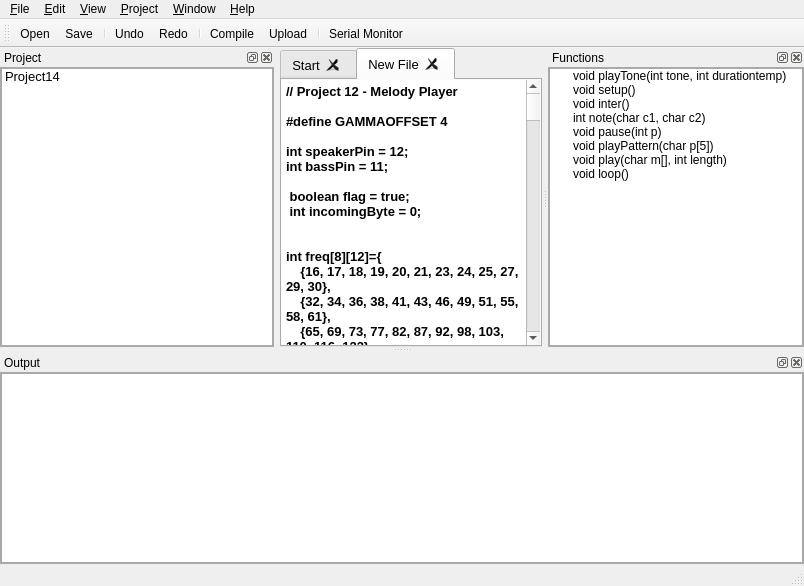
First picture: the form in mainwindow.ui, repository dzeban/reduino, before the edit.
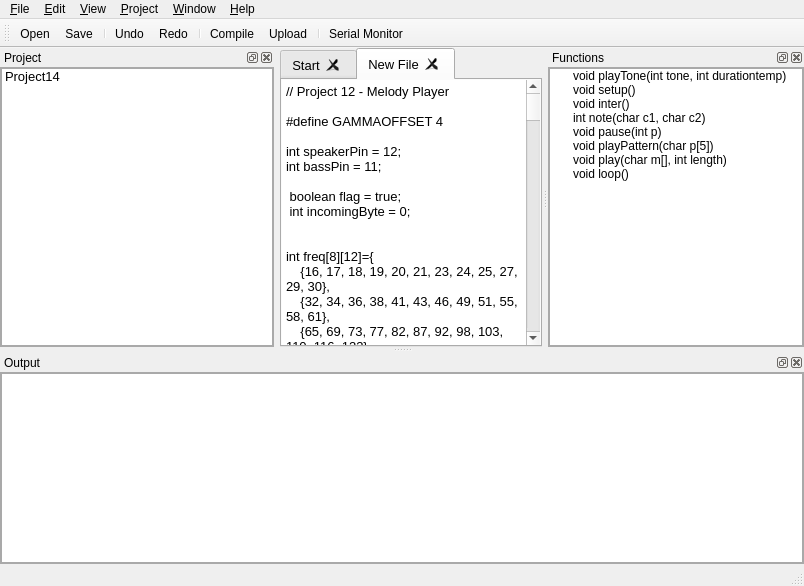
Second picture: the form after the edit. Icons and pictures are not drawn. Custom widgets are drawn as their Qt base class.

```diff
--- a/mainwindow.ui
+++ b/mainwindow.ui
@@ -99,8 +99,8 @@
            <font>
             <family>Arial</family>
             <pointsize>10</pointsize>
-            <weight>75</weight>
-            <bold>true</bold>
+            <weight>50</weight>
+            <bold>false</bold>
             <stylestrategy>PreferAntialias</stylestrategy>
            </font>
           </property>
```
Left out of the diff: 22 changed lines with no effect on the pictures.
